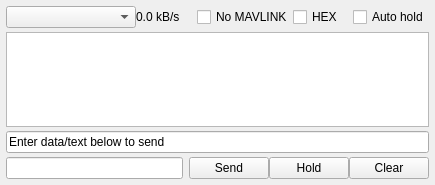
First picture: the form in src/ui/DebugConsole.ui, repository mavlink/qgroundcontrol, before the edit.
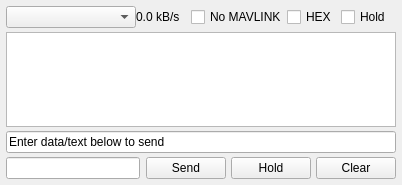
Second picture: the form after the edit. Icons and pictures are not drawn.

The edit to the form file:
```diff
--- a/src/ui/DebugConsole.ui
+++ b/src/ui/DebugConsole.ui
@@ -6,7 +6,7 @@
    <rect>
     <x>0</x>
     <y>0</y>
-    <width>435</width>
+    <width>402</width>
     <height>185</height>
    </rect>
   </property>
@@ -77,14 +77,24 @@
         <string>Enable auto hold to lower the CPU consumption</string>
        </property>
        <property name="text">
-        <string>Auto hold</string>
+        <string>Hold</string>
        </property>
       </widget>
      </item>
     </layout>
    </item>
    <item row="1" column="0" colspan="2">
-    <widget class="QPlainTextEdit" name="receiveText"/>
+    <widget class="QPlainTextEdit" name="receiveText">
+     <property name="minimumSize">
+      <size>
+       <width>300</width>
+       <height>50</height>
+      </size>
+     </property>
+     <property name="tabStopWidth">
+      <number>60</number>
+     </property>
+    </widget>
    </item>
    <item row="2" column="0" colspan="2">
     <widget class="QLineEdit" name="sentText">
@@ -98,13 +108,22 @@
    </item>
    <item row="3" column="0">
     <widget class="QLineEdit" name="sendText">
+     <property name="minimumSize">
+      <size>
+       <width>80</width>
+       <height>0</height>
+      </size>
+     </property>
      <property name="toolTip">
       <string>Type the bytes to send here, use 0xAA format for HEX (Check HEX checkbox above)</string>
      </property>
     </widget>
    </item>
    <item row="3" column="1">
-    <layout class="QHBoxLayout" name="horizontalLayout">
+    <layout class="QHBoxLayout" name="horizontalLayout" stretch="10,10,10">
+     <property name="spacing">
+      <number>5</number>
+     </property>
      <item>
       <widget class="QPushButton" name="transmitButton">
        <property name="toolTip">
```
